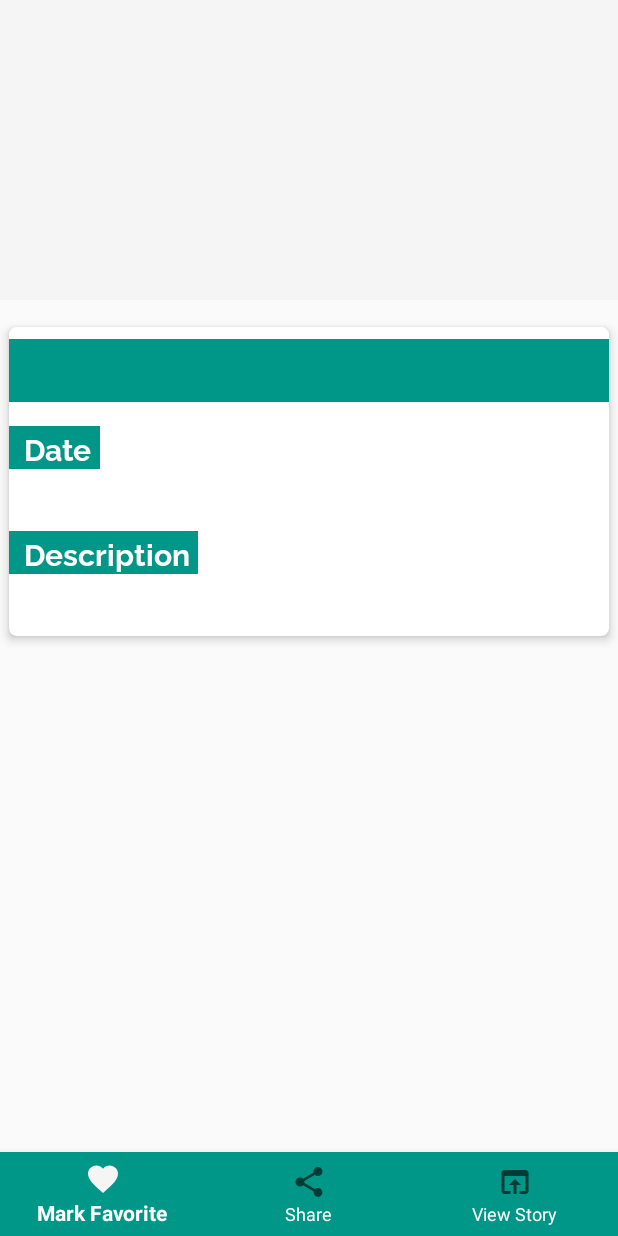
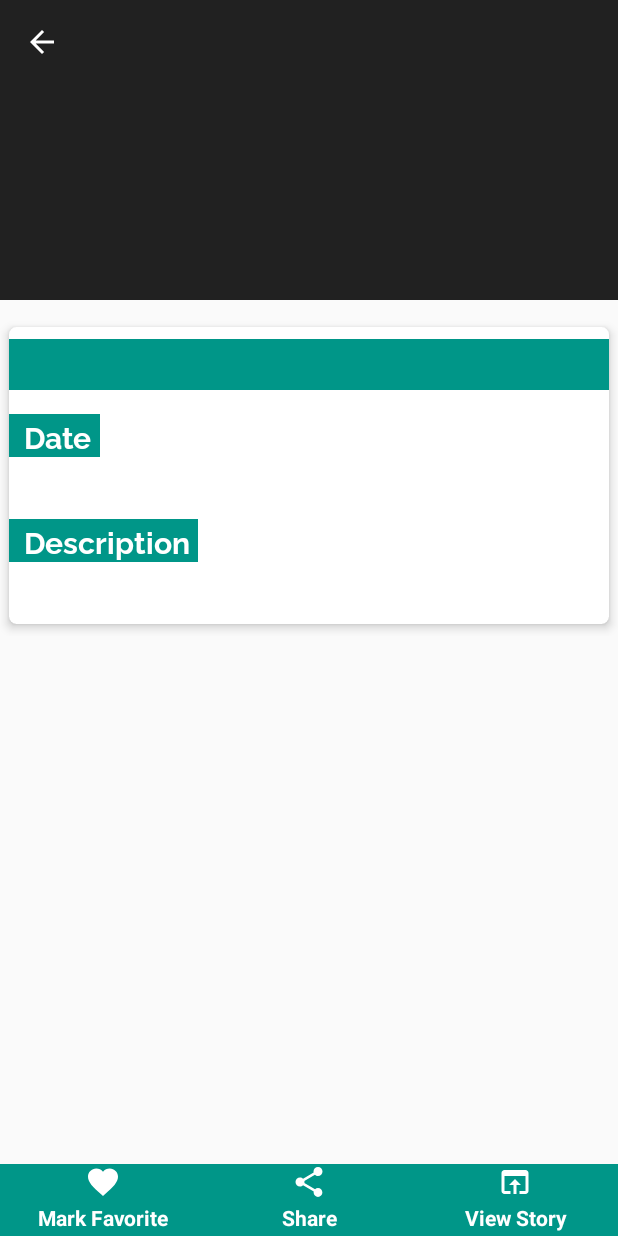
Before and after one commit to sud8443/NewsDash, an Android app: the NewsDetailDisplayActivity screen opened directly, with no data from a screen before it, on a phone screen of 412 x 824 dp. Run offline under Robolectric (Android 15) with nearby library versions, the phone set to English and light mode, and no system bars; our stand-ins replace Picasso; pictures from the network do not load.

Commit message:
Replaced the Botton Navigation Bar with a Bottom Sheet Layout containing three buttons, added back button in News Details Display activity, implemented share and view in browser features in New Details Display activity

```diff
--- a/app/src/main/AndroidManifest.xml
+++ b/app/src/main/AndroidManifest.xml
@@ -21,7 +21,7 @@
             </intent-filter>
         </activity>
         <activity android:name=".activities.NewsDetailDisplayActivity"
-            android:theme="@style/Theme.Design.Light.NoActionBar"></activity>
+            android:theme="@style/NewsDetailsDisplayTheme"></activity>
 
         <meta-data
             android:name="preloaded_fonts"
--- a/app/src/main/java/developersudhanshu/com/newsdash/activities/NewsDetailDisplayActivity.java
+++ b/app/src/main/java/developersudhanshu/com/newsdash/activities/NewsDetailDisplayActivity.java
@@ -1,7 +1,14 @@
 package developersudhanshu.com.newsdash.activities;
 
+import android.content.Intent;
+import android.net.Uri;
 import android.support.v7.app.AppCompatActivity;
 import android.os.Bundle;
+import android.text.TextUtils;
+import android.util.Log;
+import android.view.MenuItem;
+import android.view.View;
+import android.widget.Button;
 import android.widget.ImageView;
 import android.widget.TextView;
 
@@ -11,11 +18,14 @@ import developersudhanshu.com.newsdash.R;
 import developersudhanshu.com.newsdash.models.NewsFeedModel;
 import developersudhanshu.com.newsdash.utility.Constants;
 
-public class NewsDetailDisplayActivity extends AppCompatActivity {
+public class NewsDetailDisplayActivity extends AppCompatActivity implements View.OnClickListener {
 
     private TextView newsHeadline, newsDate, newsAuthor;
     private ImageView newsImage;
     private TextView newsDescription;
+    private Button shareStory, viewFullStory, markFavoriteStory;
+    private String newsUrl;
+    private static final String TAG = NewsDetailDisplayActivity.class.getSimpleName();
 
     @Override
     protected void onCreate(Bundle savedInstanceState) {
@@ -28,6 +38,23 @@ public class NewsDetailDisplayActivity extends AppCompatActivity {
             NewsFeedModel model = getIntent().getParcelableExtra(Constants.NEWS_FEED_INTENT_EXTRA_KEY);
             populateViewsWithData(model);
         }
+
+        if (getSupportActionBar() != null) {
+            // Enable back button
+            getSupportActionBar().setDisplayHomeAsUpEnabled(true);
+
+            // Disable title
+            getSupportActionBar().setDisplayShowTitleEnabled(false);
+        }
+    }
+
+    @Override
+    public boolean onOptionsItemSelected(MenuItem item) {
+
+        if (item.getItemId() == android.R.id.home) {
+            finish();
+        }
+        return super.onOptionsItemSelected(item);
     }
 
     private void populateViewsWithData(NewsFeedModel model) {
@@ -36,6 +63,9 @@ public class NewsDetailDisplayActivity extends AppCompatActivity {
         newsDate.setText(model.getDate());
         newsAuthor.setText(model.getAuthorName());
         newsDescription.setText(model.getDescription());
+
+        // Saving the news URL to be shared and opened in Browser
+        newsUrl = model.getNewsUrl();
 
         // Loading the image in the image view
         Picasso.with(this)
@@ -51,5 +81,42 @@ public class NewsDetailDisplayActivity extends AppCompatActivity {
         newsAuthor = findViewById(R.id.tv_author_act_news_detail_display);
         newsDescription = findViewById(R.id.tv_desc_act_news_detail_display);
         newsImage = findViewById(R.id.img_view_act_news_detail);
+
+        markFavoriteStory = findViewById(R.id.btn_mark_fav_act_news_details_display);
+        shareStory = findViewById(R.id.btn_share_act_news_details_display);
+        viewFullStory = findViewById(R.id.btn_open_in_browser_act_news_details_display);
+
+        markFavoriteStory.setOnClickListener(this);
+        shareStory.setOnClickListener(this);
+        viewFullStory.setOnClickListener(this);
+    }
+
+    @Override
+    public void onClick(View view) {
+        switch (view.getId()) {
+            case R.id.btn_mark_fav_act_news_details_display:
+                break;
+            case R.id.btn_share_act_news_details_display:
+                if (!TextUtils.isEmpty(newsUrl)) {
+                    Intent shareStoryIntent = new Intent();
+                    shareStoryIntent.setType("text/plain");
+                    shareStoryIntent.setAction(Intent.ACTION_SEND);
+                    shareStoryIntent.putExtra(Intent.EXTRA_TEXT, newsUrl);
+                    startActivity(shareStoryIntent);
+                } else {
+                    Log.d(TAG, "News Url is Empty");
+                }
+                break;
+            case R.id.btn_open_in_browser_act_news_details_display:
+                if (!TextUtils.isEmpty(newsUrl)) {
+                    Intent openInBrowserIntent = new Intent();
+                    openInBrowserIntent.setAction(Intent.ACTION_VIEW);
+                    openInBrowserIntent.setData(Uri.parse(newsUrl));
+                    startActivity(Intent.createChooser(openInBrowserIntent, "Open with"));
+                } else {
+                    Log.d(TAG, "News Url is Empty");
+                }
+                break;
+        }
     }
 }
--- a/app/src/main/res/layout/activity_news_detail_display.xml
+++ b/app/src/main/res/layout/activity_news_detail_display.xml
@@ -26,7 +26,7 @@
     <android.support.v4.widget.NestedScrollView
         android:layout_width="match_parent"
         android:layout_height="wrap_content"
-        android:layout_marginBottom="?android:actionBarSize"
+        android:paddingBottom="?android:actionBarSize"
         app:layout_behavior="@string/appbar_scrolling_view_behavior"
         android:layout_marginTop="10dp">
         <android.support.v7.widget.CardView
@@ -49,7 +49,7 @@
                 android:textStyle="bold"
                 android:fontFamily="@font/raleway_bold"
                 android:textColor="@android:color/white"
-                android:textSize="30sp"
+                android:textSize="24sp"
                 android:ellipsize="end"
                 app:layout_constraintEnd_toEndOf="parent"
                 app:layout_constraintStart_toStartOf="parent"
@@ -75,11 +75,12 @@
                     android:id="@+id/tv_date_act_news_detail_display"
                     android:layout_width="wrap_content"
                     android:layout_height="wrap_content"
+                    android:drawablePadding="5dp"
+                    android:fontFamily="sans-serif"
+                    android:gravity="bottom"
                     android:padding="10dp"
-                android:gravity="bottom"
+                    android:textColor="@android:color/black"
                     android:textSize="15sp"
-                android:drawablePadding="5dp"
-                android:textColor="@android:color/black"
                     app:layout_constraintLeft_toLeftOf="parent"
                     app:layout_constraintTop_toBottomOf="@+id/tv_date_lbl_act_news_detail_display" />
 
@@ -142,11 +143,11 @@
         </android.support.v7.widget.CardView>
     </android.support.v4.widget.NestedScrollView>
 
-    <android.support.design.widget.BottomNavigationView
-        android:layout_width="match_parent"
+
+    <include
+        layout="@layout/bottom_sheet_news_details_layout"
+        android:layout_gravity="bottom"
         android:layout_height="wrap_content"
-        android:layout_gravity="bottom"
-        android:background="@color/colorAccentGrey"
-        app:itemTextColor="@android:color/white"
-        app:menu="@menu/news_detail_navigation_menu"></android.support.design.widget.BottomNavigationView>
+        android:layout_width="match_parent" />
+
 </android.support.design.widget.CoordinatorLayout>
--- /dev/null
+++ b/app/src/main/res/layout/bottom_sheet_news_details_layout.xml
@@ -0,0 +1,32 @@
+<?xml version="1.0" encoding="utf-8"?>
+<LinearLayout
+    xmlns:android="http://schemas.android.com/apk/res/android"
+    android:layout_width="match_parent"
+    android:layout_height="wrap_content"
+    android:theme="@style/BottomSheetDialogTheme"
+    android:orientation="horizontal">
+
+    <Button
+        android:id="@+id/btn_mark_fav_act_news_details_display"
+        android:layout_width="0dp"
+        android:layout_height="match_parent"
+        android:layout_weight="1"
+        android:text="@string/title_mark_favorite"
+        android:drawableTop="@drawable/ic_favorite_24dp" />
+
+    <Button
+        android:id="@+id/btn_share_act_news_details_display"
+        android:layout_width="0dp"
+        android:layout_height="match_parent"
+        android:layout_weight="1"
+        android:text="@string/title_share"
+        android:drawableTop="@drawable/ic_share_24dp" />
+
+    <Button
+        android:id="@+id/btn_open_in_browser_act_news_details_display"
+        android:layout_width="0dp"
+        android:layout_height="match_parent"
+        android:layout_weight="1"
+        android:text="@string/title_open_in_browser"
+        android:drawableTop="@drawable/ic_open_in_browser_24dp" />
+</LinearLayout>
--- a/app/src/main/res/values/colors.xml
+++ b/app/src/main/res/values/colors.xml
@@ -6,4 +6,5 @@
 
     <color name="colorAccentGrey">#009688</color>
 
+    <color name="darkBlue">#303F9F</color>
 </resources>
--- a/app/src/main/res/values/preloaded_fonts.xml
+++ b/app/src/main/res/values/preloaded_fonts.xml
@@ -1,6 +1,7 @@
 <?xml version="1.0" encoding="utf-8"?>
 <resources>
     <array name="preloaded_fonts" translatable="false">
+        <item>@font/raleway_black</item>
         <item>@font/raleway_bold</item>
     </array>
 </resources>
--- a/app/src/main/res/values/styles.xml
+++ b/app/src/main/res/values/styles.xml
@@ -8,4 +8,34 @@
         <item name="colorAccent">@color/colorAccent</item>
     </style>
 
+    <style name="BottomSheetDialogTheme" parent="AppTheme">
+        <item name="buttonStyle">@style/BottomSheetButtonStyle</item>
+        <item name="android:buttonStyle">@style/BottomSheetButtonStyle</item>
+    </style>
+
+    <style name="BottomSheetButtonStyle" parent="Base.Widget.AppCompat.Button">
+        <item name="android:textColor">@android:color/white</item>
+        <item name="android:fontFamily">sans-serif</item>
+        <item name="android:textAllCaps">false</item>
+        <item name="android:background">@color/colorAccentGrey</item>
+        <item name="android:textSize">14sp</item>
+        <item name="android:textStyle">bold</item>
+    </style>
+
+    <style name="NewsDetailsDisplayTheme" parent="Theme.AppCompat.Light.DarkActionBar">
+        <item name="android:actionBarStyle">@style/ThemeActionBar</item>
+        <item name="android:windowActionBarOverlay">true</item>
+        <!-- Support library compatibility -->
+        <item name="actionBarStyle">@style/ThemeActionBar</item>
+        <item name="windowActionBarOverlay">true</item>
+    </style>
+
+    <style name="ThemeActionBar"
+        parent="Widget.AppCompat.Light.ActionBar.Solid">
+        <item name="android:background">@null</item>
+        <!-- Support library compatibility -->
+        <item name="background">@null</item>
+        <item name="elevation">4dp</item>
+    </style>
+
 </resources>
```
Also changed, not shown: app/src/main/res/font/raleway_black.xml (added, +7 -0 lines), app/src/main/res/layout/item_news_feed.xml (+8 -2 lines). Lines whose indentation alone changed are shown as unchanged.
